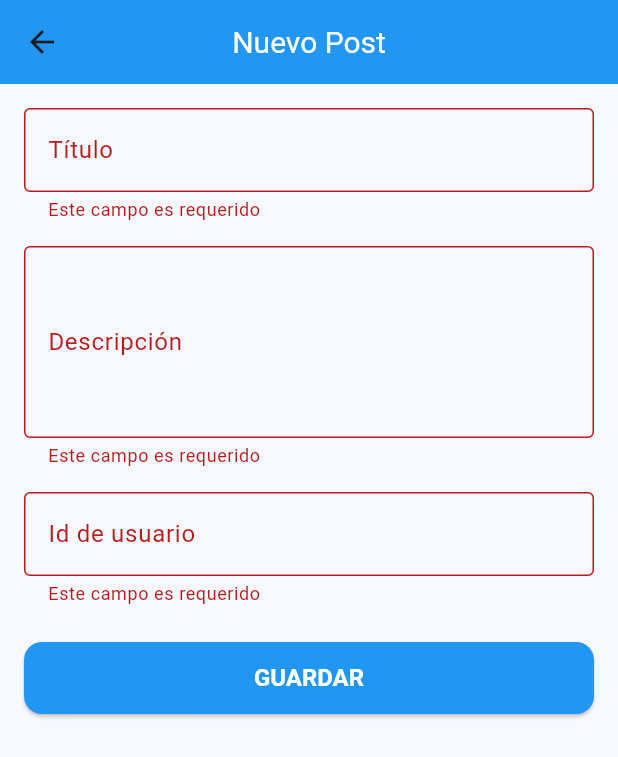
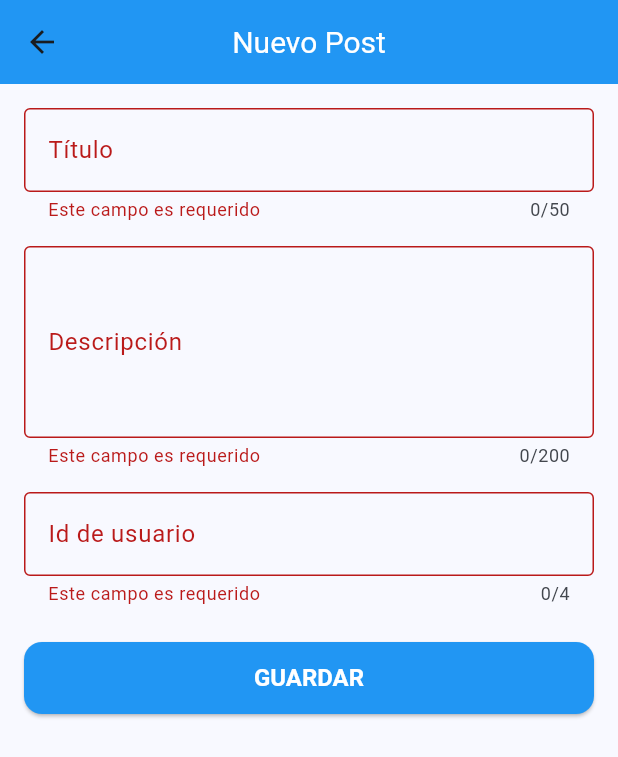
Before and after one commit to JhisasZX/altoke_test, a Flutter app: the AddPostPage screen opened directly, after a tap on "GUARDAR", on a phone screen of 412 x 824 dp. Shown: the top 757 px of the screen. Run offline on Flutter 3.47's test engine with Material 3 defaults, Android fonts, the phone set to English and light mode, and no system bars; our stand-ins replace bloc, dio, equatable, flutter_bloc, flutter_svg.

Commit message:
feat: update dependencies, enhance error handling, and improve form validation

```diff
--- a/lib/src/presentation/pages/add_post_page.dart
+++ b/lib/src/presentation/pages/add_post_page.dart
@@ -24,6 +24,8 @@ class _AddPostPageState extends State<AddPostPage> {
 
   void _submit() async {
     if (!_formKey.currentState!.validate()) return;
+
+    try {
       final cubit = context.read<PostsCubit>();
       await cubit.addPost(
           title: _titleCtl.text.trim(),
@@ -34,12 +36,32 @@ class _AddPostPageState extends State<AddPostPage> {
       ScaffoldMessenger.of(context).showSnackBar(
           const SnackBar(content: Text('Post guardado exitosamente')));
       Navigator.pop(context);
+    } catch (e) {
+      if (!mounted) return;
+      String errorMessage = 'Error al guardar el post';
+
+      if (e is FormatException) {
+        errorMessage =
+            'El ID de usuario contiene un valor inválido. Por favor, ingrese un número válido.';
+      } else if (e.toString().contains('Positive input exceeds the limit')) {
+        errorMessage =
+            'El ID de usuario es demasiado grande. Por favor, ingrese un número más pequeño.';
       }
 
-  // Validación para solo caracteres (sin números ni caracteres especiales)
-  String? _validateOnlyCharacters(String? value) {
+      ScaffoldMessenger.of(context).showSnackBar(SnackBar(
+        content: Text(errorMessage),
+        backgroundColor: Colors.red,
+      ));
+    }
+  }
+
+  // Validación para solo caracteres con límite de longitud
+  String? _validateOnlyCharacters(String? value, {int maxLength = 100}) {
     if (value == null || value.isEmpty) {
       return 'Este campo es requerido';
+    }
+    if (value.length > maxLength) {
+      return 'Máximo $maxLength caracteres permitidos';
     }
     if (!RegExp(r'^[a-zA-ZáéíóúÁÉÍÓÚñÑ\s]+$').hasMatch(value)) {
       return 'Solo se permiten caracteres, los números y caracteres especiales no son permitidos';
@@ -47,7 +69,7 @@ class _AddPostPageState extends State<AddPostPage> {
     return null;
   }
 
-  // Validación para solo números
+  // Validación para solo números con límite de 4 dígitos
   String? _validateOnlyNumbers(String? value) {
     if (value == null || value.isEmpty) {
       return 'Este campo es requerido';
@@ -55,6 +77,22 @@ class _AddPostPageState extends State<AddPostPage> {
     if (!RegExp(r'^\d+$').hasMatch(value)) {
       return 'Solo se permiten números';
     }
+
+    // Verificar que no exceda 4 dígitos
+    if (value.length > 4) {
+      return 'Máximo 4 dígitos permitidos';
+    }
+
+    // Verificar que el número sea positivo
+    try {
+      final intValue = int.parse(value);
+      if (intValue < 0) {
+        return 'El valor debe ser positivo';
+      }
+    } catch (e) {
+      return 'Número inválido';
+    }
+
     return null;
   }
 
@@ -85,8 +123,11 @@ class _AddPostPageState extends State<AddPostPage> {
                   decoration: const InputDecoration(
                     labelText: 'Título',
                     border: OutlineInputBorder(),
+                    helperText: 'Máximo 50 caracteres',
                   ),
-                  validator: _validateOnlyCharacters,
+                  maxLength: 50,
+                  validator: (value) =>
+                      _validateOnlyCharacters(value, maxLength: 50),
                 ),
                 const SizedBox(height: 16),
                 TextFormField(
@@ -94,9 +135,12 @@ class _AddPostPageState extends State<AddPostPage> {
                   decoration: const InputDecoration(
                     labelText: 'Descripción',
                     border: OutlineInputBorder(),
+                    helperText: 'Máximo 200 caracteres',
                   ),
                   maxLines: 4,
-                  validator: _validateOnlyCharacters,
+                  maxLength: 200,
+                  validator: (value) =>
+                      _validateOnlyCharacters(value, maxLength: 200),
                 ),
                 const SizedBox(height: 16),
                 TextFormField(
@@ -104,8 +148,10 @@ class _AddPostPageState extends State<AddPostPage> {
                   decoration: const InputDecoration(
                     labelText: 'Id de usuario',
                     border: OutlineInputBorder(),
+                    helperText: 'Máximo 4 dígitos',
                   ),
                   keyboardType: TextInputType.number,
+                  maxLength: 4, // Límite de 5 dígitos
                   validator: _validateOnlyNumbers,
                 ),
                 const SizedBox(height: 24),
```
Also changed, not shown: lib/main.dart (+5 -3 lines), lib/src/data/models/post_model.dart (+24 -4 lines), lib/src/presentation/pages/posts_list_page.dart (+13 -1 lines), lib/src/presentation/pages/welcome_page.dart (added, +179 -0 lines), pubspec.yaml (+9 -0 lines), assets/images/svg/github.svg (added), assets/images/svg/linkedin.svg (added), pubspec.lock. Lines whose indentation alone changed are shown as unchanged.
